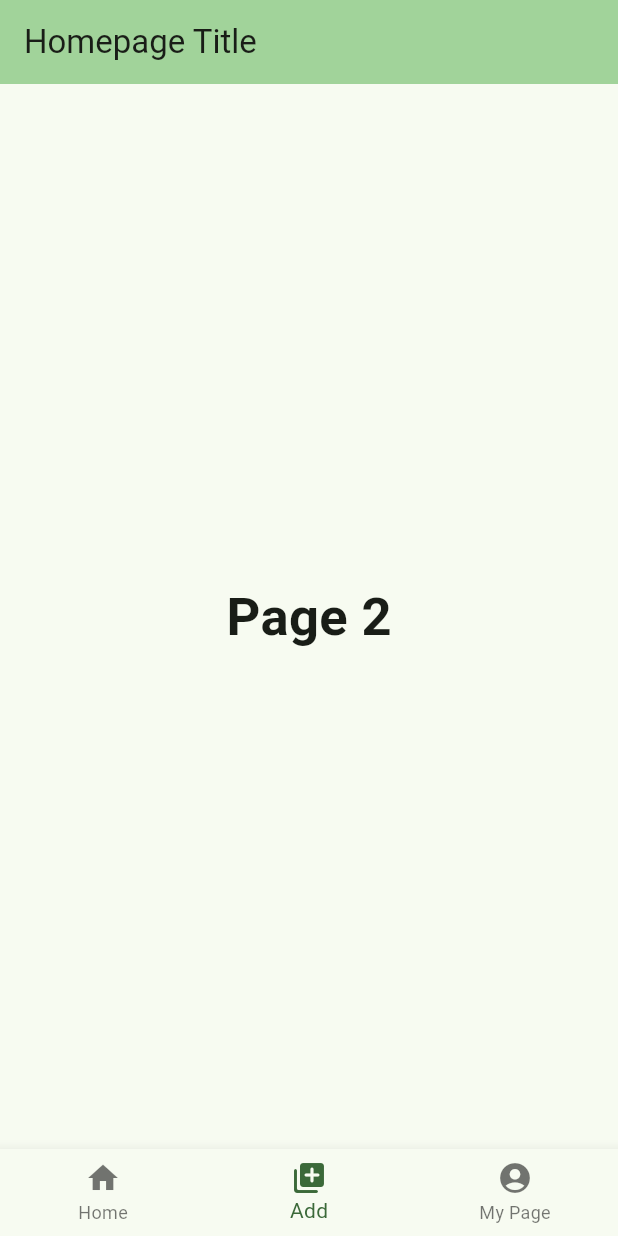
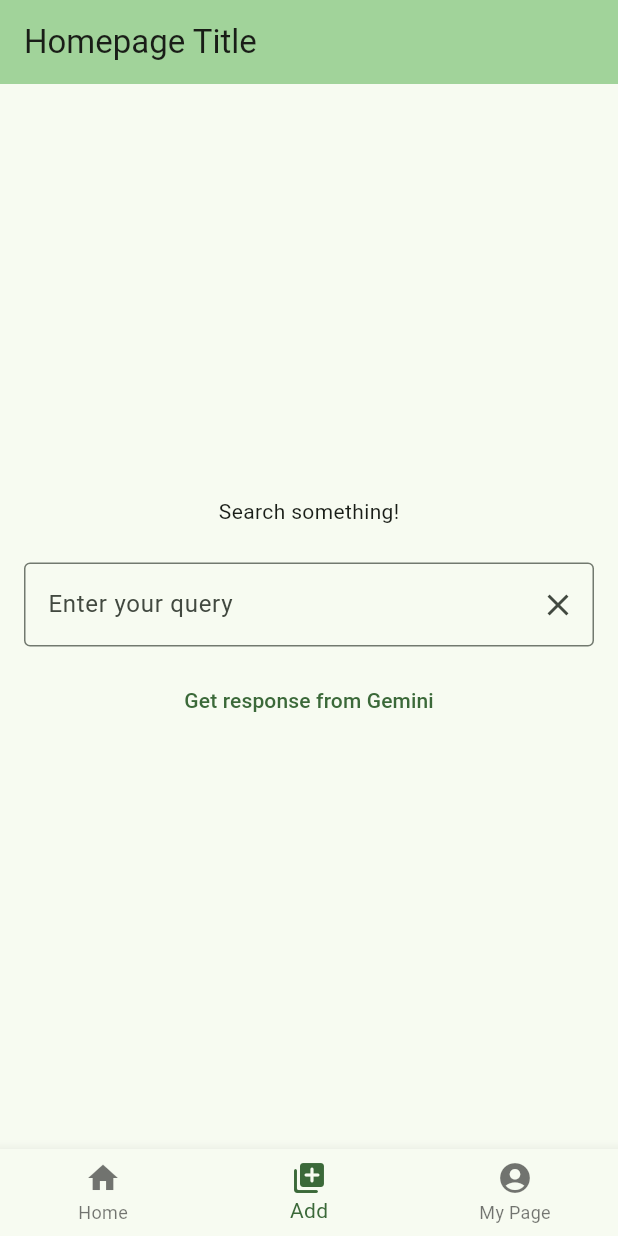
Before and after one commit to shyukahn/madcamp_week2_front, a Flutter app: the Homepage screen opened directly, item 2 of the bottom bar chosen, on a phone screen of 412 x 824 dp. Run offline on Flutter 3.47's test engine with Material 3 defaults, Android fonts, the phone set to English and light mode, and no system bars; our stand-ins replace flutter_dotenv, flutter_gemini; missing offline and left inert: kakao_flutter_sdk.

Commit message:
feat: added gemini api test input

```diff
--- /dev/null
+++ b/lib/api/gemini_api.dart
@@ -0,0 +1,15 @@
+import 'package:flutter_gemini/flutter_gemini.dart';
+
+class GeminiSource {
+  static final _gemini = Gemini.instance;
+  static const _errorMessage = 'Error: Result Not Generated';
+
+  static Future<String> getFromText(String text) async {
+    try {
+      final value = await _gemini.text(text, modelName: 'models/gemini-pro');
+      return value?.output ?? _errorMessage;
+    } catch (e) {
+      return e.toString();
+    }
+  }
+}
--- a/lib/main.dart
+++ b/lib/main.dart
@@ -1,5 +1,6 @@
 import 'package:flutter/material.dart';
 import 'package:flutter_dotenv/flutter_dotenv.dart';
+import 'package:flutter_gemini/flutter_gemini.dart';
 import 'package:kakao_flutter_sdk/kakao_flutter_sdk.dart';
 import 'package:serverapp/pages/HomePage.dart';
 import 'package:serverapp/pages/login_page.dart';
@@ -8,6 +9,7 @@ void main() async {
   WidgetsFlutterBinding.ensureInitialized();
   await dotenv.load(fileName: "assets/config/.env");
   KakaoSdk.init(nativeAppKey: dotenv.env['kakaoAppkey']);
+  Gemini.init(apiKey: dotenv.env["googleApiKey"]!);
 
   bool isLoggedIn = await checkKakaoLoginStatus();
 
--- a/lib/pages/homepage.dart
+++ b/lib/pages/homepage.dart
@@ -1,5 +1,6 @@
 import 'package:flutter/material.dart';
 import 'package:serverapp/pages/my_page.dart';
+import 'package:serverapp/pages/problem_page.dart';
 
 class Homepage extends StatefulWidget {
   const Homepage({super.key, required this.title});
@@ -18,10 +19,7 @@ class _HomepageState extends State<Homepage> {
       'Page 1',
       style: TextStyle(fontSize: 35, fontWeight: FontWeight.bold),
     ),
-    Text(
-      'Page 2',
-      style: TextStyle(fontSize: 35, fontWeight: FontWeight.bold),
-    ),
+    ProblemPage(),
     MyPage(),
   ];
 
--- /dev/null
+++ b/lib/pages/problem_page.dart
@@ -0,0 +1,97 @@
+import 'package:flutter/material.dart';
+import 'package:serverapp/api/gemini_api.dart';
+
+class ProblemPage extends StatefulWidget {
+  const ProblemPage({super.key});
+
+  @override
+  State<StatefulWidget> createState() => _ProblemPageState();
+}
+
+class _ProblemPageState extends State<ProblemPage> {
+  String? _response;
+  bool _loading = false;
+  final TextEditingController _geminiInputController = TextEditingController();
+
+  void _getResponse() async {
+    setState(() {
+      _loading = true;
+      _response = null;
+    });
+
+    final response = await GeminiSource.getFromText(_geminiInputController.text);
+
+    setState(() {
+      _response = response;
+      _loading = false;
+    });
+  }
+
+  @override
+  Widget build(BuildContext context) {
+    return Padding(
+      padding: const EdgeInsets.all(16.0),
+      child: Column(
+        mainAxisAlignment: MainAxisAlignment.center,
+        children: [
+          _geminiResponseText(),
+          const SizedBox(height: 24),
+          _userInputTextField(),
+          const SizedBox(height: 12),
+          _getResponseButton(),
+        ],
+      ),
+    );
+  }
+
+  Widget _geminiResponseText() {
+    if (_loading) {
+      return const Column(
+        children: [
+          CircularProgressIndicator(),
+          SizedBox(height: 16),
+          Text('Gemini 답변 받아오는 중...')
+        ],
+      );
+    } else if (_response != null) {
+      return Container(
+        padding: const EdgeInsets.all(8.0),
+        constraints: const BoxConstraints(
+            maxHeight: 300
+        ),
+        decoration: BoxDecoration(
+          border: Border.all(color: Colors.grey),
+          borderRadius: BorderRadius.circular(10),
+        ),
+        child: SingleChildScrollView(
+          child: Text(_response!),
+        ),
+      );
+    } else {
+      return const Center(
+          child: Text('Search something!')
+      );
+    }
+  }
+
+  Widget _userInputTextField() {
+    return TextField(
+      controller: _geminiInputController,
+      decoration: InputDecoration(
+        border: const OutlineInputBorder(),
+        hintText: 'Enter your query',
+        suffixIcon: IconButton(
+          onPressed: _geminiInputController.clear,
+          icon: const Icon(Icons.clear),
+        )
+      ),
+    );
+  }
+
+  Widget _getResponseButton() {
+    return TextButton(
+      onPressed: _getResponse,
+      child: const Text('Get response from Gemini'),
+    );
+  }
+}
--- a/pubspec.yaml
+++ b/pubspec.yaml
@@ -37,6 +37,7 @@ dependencies:
   cupertino_icons: ^1.0.6
   kakao_flutter_sdk: ^1.9.3
   flutter_dotenv: ^5.1.0
+  flutter_gemini: ^2.0.4
 
 dev_dependencies:
   flutter_test:
```
Also changed, not shown: pubspec.lock.
